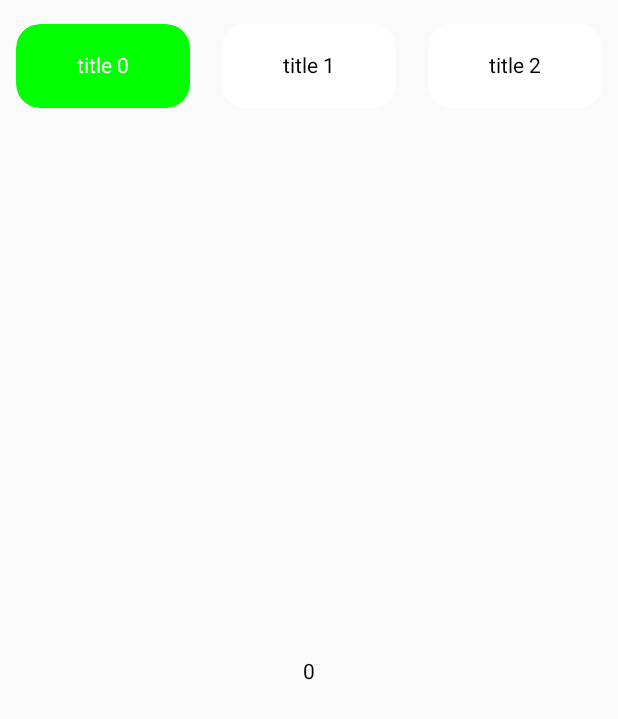
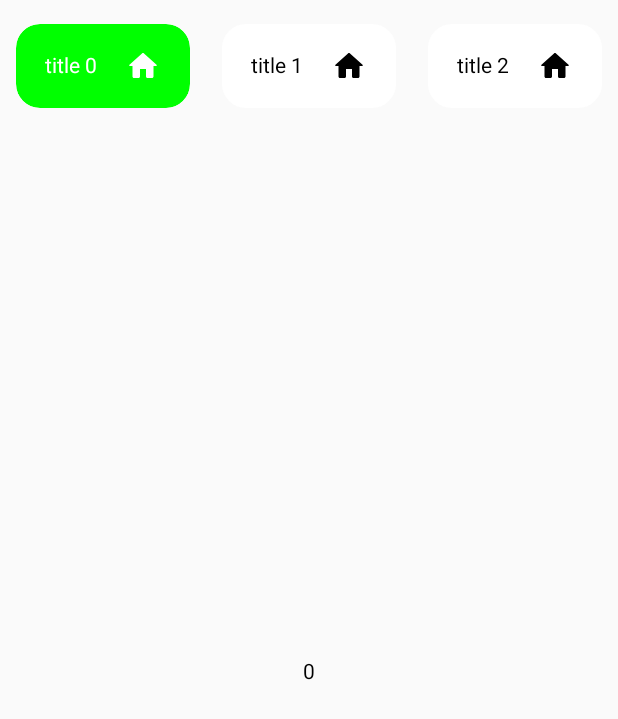
Before and after one commit to mbunderline76/Ktab, an Android app built with Jetpack Compose: the screen it shows after launch (MainActivity), on a phone screen of 412 x 824 dp. Shown: the top 719 px of the screen. Run offline under Robolectric (Android 15) with nearby library versions, the phone set to English and light mode, and no system bars; our stand-ins replace accompanist.

Commit message:
some changes, now it supports icon in Tab Items

```diff
--- a/KTab/src/main/java/ir/ktab/KTabItem.kt
+++ b/KTab/src/main/java/ir/ktab/KTabItem.kt
@@ -1,11 +1,14 @@
 package ir.ktab
 
+import androidx.compose.foundation.clickable
+import androidx.compose.foundation.interaction.MutableInteractionSource
 import androidx.compose.foundation.layout.Box
 import androidx.compose.foundation.layout.fillMaxSize
 import androidx.compose.foundation.layout.offset
 import androidx.compose.foundation.shape.RoundedCornerShape
 import androidx.compose.material.ExperimentalMaterialApi
 import androidx.compose.material.Surface
+import androidx.compose.material.ripple.rememberRipple
 import androidx.compose.runtime.*
 import androidx.compose.ui.Alignment
 import androidx.compose.ui.Modifier
@@ -51,9 +54,14 @@ fun KTabItem(
     }
 
     Surface(
-        onClick = {
-            onTabClick(index)
-        },
+        modifier = Modifier
+            .clickable(
+                onClick = {
+                    onTabClick(index)
+                },
+                indication = rememberRipple(bounded = false),
+                interactionSource = MutableInteractionSource()
+            ),
         content = {
             Box(
                 modifier = Modifier
@@ -96,6 +104,7 @@ fun KTabItem(
                         else 0F
 
                     val unselectedContentModifier = Modifier
+                        .fillMaxSize()
                         .onGloballyPositioned {
                             clipableTextStartPosition = it.positionInParent().x
                             clipableTextEndPosition =
--- a/app/src/main/java/ir/tabRow/MainActivity.kt
+++ b/app/src/main/java/ir/tabRow/MainActivity.kt
@@ -3,10 +3,12 @@ package ir.tabRow
 import android.os.Bundle
 import androidx.activity.ComponentActivity
 import androidx.activity.compose.setContent
-import androidx.compose.animation.core.tween
 import androidx.compose.foundation.layout.*
 import androidx.compose.material.ExperimentalMaterialApi
+import androidx.compose.material.Icon
 import androidx.compose.material.Text
+import androidx.compose.material.icons.Icons
+import androidx.compose.material.icons.rounded.Home
 import androidx.compose.runtime.derivedStateOf
 import androidx.compose.runtime.mutableStateOf
 import androidx.compose.runtime.remember
@@ -65,17 +67,38 @@ class MainActivity : ComponentActivity() {
                                         pagerWidth = pagerWidth,
                                         totalItems = pagerList.size,
                                         selectedContent = {
+                                            Row(
+                                                modifier = Modifier.fillMaxSize(),
+                                                verticalAlignment = Alignment.CenterVertically,
+                                                horizontalArrangement = Arrangement.SpaceEvenly
+                                            ) {
                                                 Text(
                                                     text = "title $tab",
                                                     color = Color.White
                                                 )
+                                                Icon(
+                                                    imageVector = Icons.Rounded.Home,
+                                                    contentDescription = null,
+                                                    tint = Color.White
+                                                )
+                                            }
                                         },
                                         unselectedContent = { modifier ->
+                                            Row(
+                                                modifier = modifier,
+                                                verticalAlignment = Alignment.CenterVertically,
+                                                horizontalArrangement = Arrangement.SpaceEvenly
+                                            ) {
                                                 Text(
-                                                modifier = modifier,
                                                     text = "title $tab",
                                                     color = Color.Black
                                                 )
+                                                Icon(
+                                                    imageVector = Icons.Rounded.Home,
+                                                    contentDescription = null,
+                                                    tint = Color.Black
+                                                )
+                                            }
                                         }
                                     )
                             },
```
Lines whose indentation alone changed are shown as unchanged.
